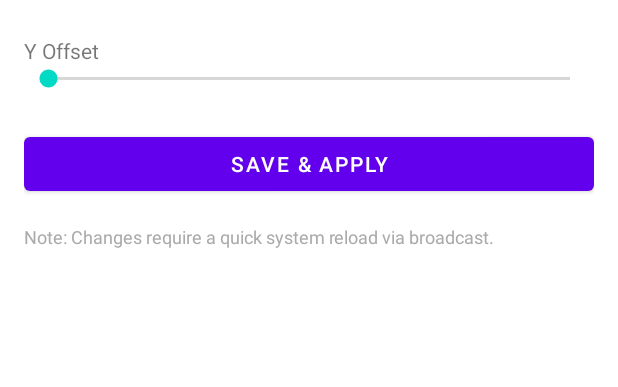
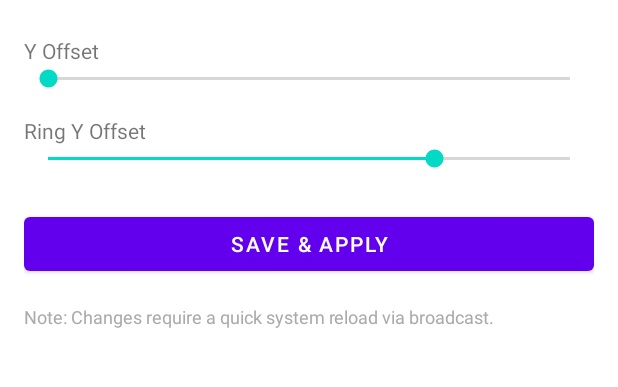
Before and after one commit to osphvdhwj/Redwood-Island-Module, an Android app built with Jetpack Compose: the layout activity_config.xml on its own in the app's theme, with its tools: preview values and no code run, on a phone screen of 412 x 824 dp, the part 73-460 px from its top. Run offline under Robolectric (Android 15) with nearby library versions, the phone set to English and light mode, and no system bars.

Commit message:
🎨 Palette: Smart Config & Deferred Seek-Bar
💡 What:
- Updated `WavySlider` to use `MutableInteractionSource`. Now visually decoupling the slider thumb from actual song progress during drags, and only sending a seek command when the touch is cleanly released.
- Implemented `LaunchedEffect` snapback logic for when drag gestures are cancelled (e.g. by system interactions).
- Separated `camOffsetY` into `camOffsetY` (Pill) and `ringOffsetY` (Ring) in `DynamicIslandView`.
- Overhauled `ConfigActivity` to provide a -100 to 200 range for all Y-offsets, allowing negative values.
- Implemented smart live-previews in `ConfigActivity`: sliding the Ring Offset instantly shows the glowing `HIDDEN` wavy ring layout, while sliding Pill Offsets shows the expanded `preview` pill.

🎯 Why:
To prevent media stuttering when users interact with the seek bar, and to provide absolute pixel-perfect alignment control between the punch-hole camera, the Ring UI, and the Pill UI with live real-time feedback.

📸 Before/After:
N/A

♿ Accessibility:
N/A

Co-authored-by: osphvdhwj <150425690+osphvdhwj@users.noreply.github.com>

```diff
--- a/app/src/main/res/layout/activity_config.xml
+++ b/app/src/main/res/layout/activity_config.xml
@@ -23,6 +23,19 @@
         android:max="100"
         android:progress="0" />
 
+    <TextView
+        android:id="@+id/tvRingOffsetY"
+        android:layout_width="wrap_content"
+        android:layout_height="wrap_content"
+        android:text="Ring Y Offset"
+        android:layout_marginTop="16dp"/>
+    <SeekBar
+        android:id="@+id/seekBarRingOffsetY"
+        android:layout_width="match_parent"
+        android:layout_height="wrap_content"
+        android:max="200"
+        android:progress="148" />
+
     <Button
         android:id="@+id/btnSave"
         android:layout_width="match_parent"
```
Also changed, not shown: app/src/main/java/com/example/dynamicisland/ConfigActivity.kt (+33 -18 lines), app/src/main/java/com/example/dynamicisland/DynamicIslandView.kt (+7 -0 lines).
